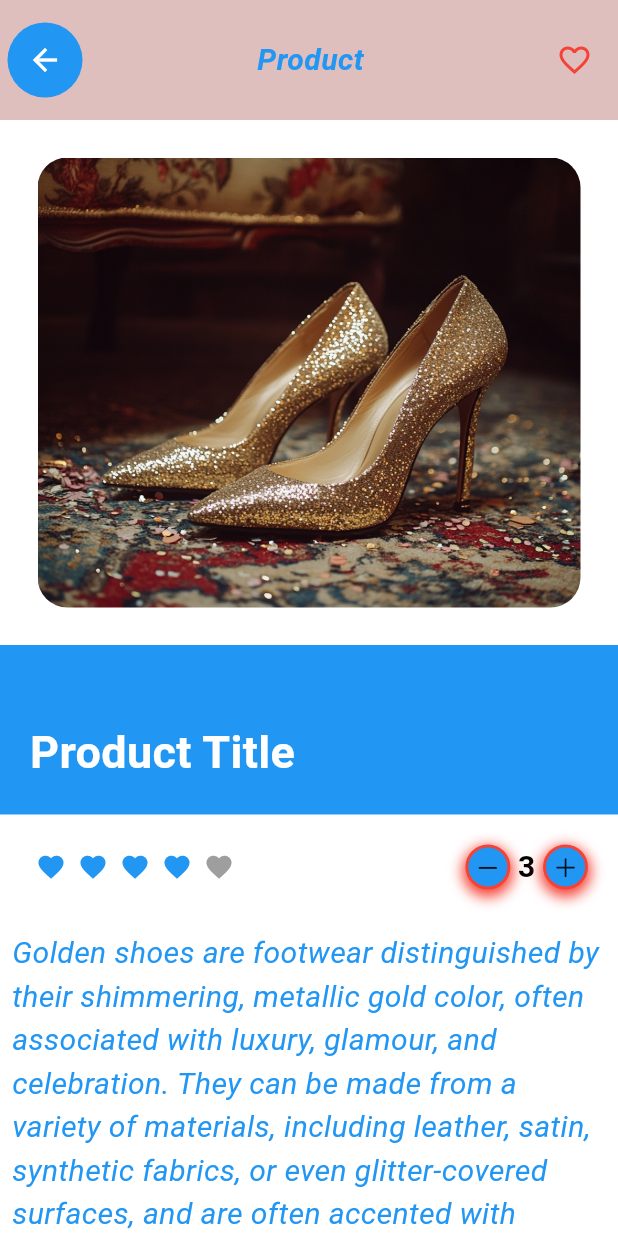
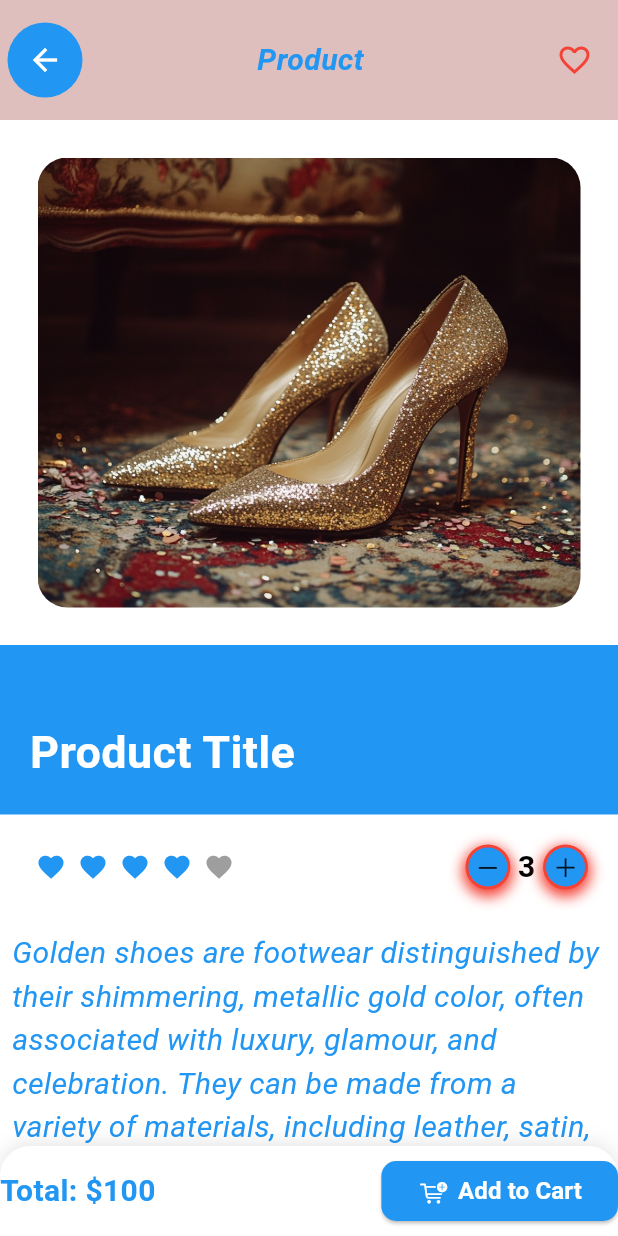
Before and after one commit to Yvonne-Wanja-1/Shop-UI, a Flutter app: the ItemPage screen opened by its route, on a phone screen of 412 x 824 dp. Run offline on Flutter 3.47's test engine with Material 3 defaults, Android fonts, the light colour scheme and no system bars; drawn by our look-alikes of flutter_rating_bar; our stand-ins replace badges, curved_navigation_bar; missing offline and left inert: clippy_flutter; Roboto replaces fonts that are missing (Arial).

Commit message:
added:   shop_ui/lib/widgets/bottomitempagebar.dar t

```diff
--- a/shop_ui/lib/pages/Itempage.dart
+++ b/shop_ui/lib/pages/Itempage.dart
@@ -2,6 +2,7 @@ import 'package:clippy_flutter/arc.dart';
 import 'package:flutter/cupertino.dart';
 import 'package:flutter/material.dart';
 import 'package:flutter_rating_bar/flutter_rating_bar.dart';
+import 'package:recap/widgets/bottomitempagebar.dart';
 import 'package:recap/widgets/cartbottomappbar.dart';
 import 'package:recap/widgets/itempageappbar.dart';
 
@@ -291,7 +292,7 @@ SizedBox(width: 3),
           ),
         ],
       ),
-
+      bottomNavigationBar: BottomItemBar(),
     );
   }
 }
--- /dev/null
+++ b/shop_ui/lib/widgets/bottomitempagebar.dart
@@ -0,0 +1,73 @@
+import 'package:flutter/cupertino.dart';
+import 'package:flutter/material.dart';
+
+class BottomItemBar extends StatelessWidget {
+  const BottomItemBar({super.key});
+
+  @override
+  Widget build(BuildContext context) {
+    return Container(
+      height: 60,
+      width: double.infinity,
+      decoration: BoxDecoration(
+        color: Colors.white,
+        borderRadius: BorderRadius.only(
+          topLeft: Radius.circular(20),
+          topRight: Radius.circular(20),
+        ),
+        boxShadow: [
+          BoxShadow(
+            color: Colors.black.withOpacity(0.1),
+            blurRadius: 10,
+            offset: Offset(0, -2),
+          ),
+        ],
+      ),
+      child: Row(
+        mainAxisAlignment: MainAxisAlignment.spaceBetween,
+        children: [
+          Text(
+            'Total: \$100',
+            style: TextStyle(
+              fontSize: 20,
+              fontWeight: FontWeight.bold,
+              color: Colors.blue,
+            ),
+          ),
+          ElevatedButton(
+            onPressed: () {
+              // Add your onPressed logic here
+            },
+            style: ElevatedButton.styleFrom(
+              backgroundColor: Colors.blue,
+              shape: RoundedRectangleBorder(
+                borderRadius: BorderRadius.circular(10),
+              ),
+            ),
+            child: Row(
+              children: [
+                Padding(
+                  padding: const EdgeInsets.all(2.0),
+
+                  child: Icon(
+                    CupertinoIcons.cart_badge_plus,
+                    color: Colors.white,
+                  ),
+                ),
+                SizedBox(width: 5), // Space between icon and text
+                Text(
+                  'Add to Cart',
+                  style: TextStyle(
+                    fontSize: 16,
+                    fontWeight: FontWeight.bold,
+                    color: Colors.white,
+                  ),
+                ),
+              ],
+            ),
+          ),
+        ],
+      ),
+    );
+  }
+}
```
